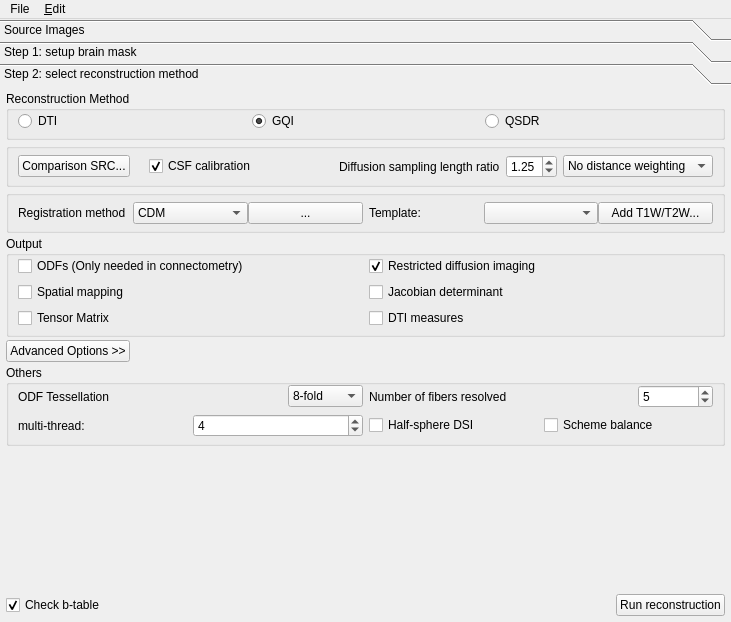
Before: the Qt Designer form reconstruction/reconstruction_window.ui in frankyeh/DSI-Studio, drawn with Qt 5.
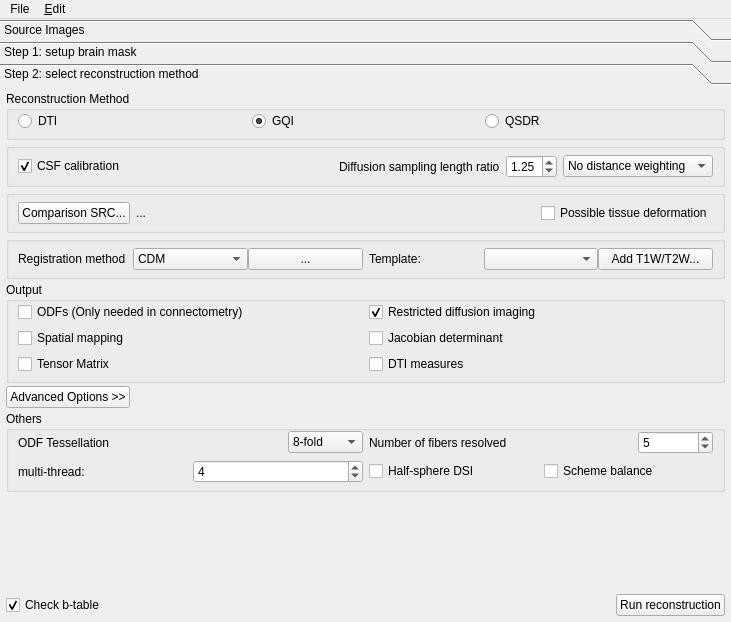
After: the same form once the commit is applied. Icons and pictures are not drawn.

Diff of the .ui file:
```diff
--- a/reconstruction/reconstruction_window.ui
+++ b/reconstruction/reconstruction_window.ui
@@ -577,26 +577,15 @@
         <item>
          <widget class="QGroupBox" name="GQIOption_2">
           <layout class="QHBoxLayout" name="GQIOption">
+           <property name="leftMargin">
+            <number>9</number>
+           </property>
            <property name="topMargin">
             <number>6</number>
            </property>
            <property name="bottomMargin">
             <number>6</number>
            </property>
-           <item>
-            <widget class="QPushButton" name="open_ddi_study_src">
-             <property name="text">
-              <string>Comparison SRC...</string>
-             </property>
-            </widget>
-           </item>
-           <item>
-            <widget class="QLabel" name="ddi_file">
-             <property name="text">
-              <string/>
-             </property>
-            </widget>
-           </item>
            <item>
             <widget class="QCheckBox" name="csf_calibration">
              <property name="text">
@@ -675,6 +664,55 @@
           </layout>
          </widget>
         </item>
+        <item>
+         <widget class="QGroupBox" name="DT_Option">
+          <property name="title">
+           <string/>
+          </property>
+          <layout class="QHBoxLayout" name="horizontalLayout">
+           <property name="topMargin">
+            <number>6</number>
+           </property>
+           <property name="bottomMargin">
+            <number>6</number>
+           </property>
+           <item>
+            <widget class="QPushButton" name="open_ddi_study_src">
+             <property name="text">
+              <string>Comparison SRC...</string>
+             </property>
+            </widget>
+           </item>
+           <item>
+            <widget class="QLabel" name="ddi_file">
+             <property name="text">
+              <string>...</string>
+             </property>
+            </widget>
+           </item>
+           <item>
+            <spacer name="horizontalSpacer_3">
+             <property name="orientation">
+              <enum>Qt::Horizontal</enum>
+             </property>
+             <property name="sizeHint" stdset="0">
+              <size>
+               <width>40</width>
+               <height>20</height>
+              </size>
+             </property>
+            </spacer>
+           </item>
+           <item>
+            <widget class="QCheckBox" name="dt_deform">
+             <property name="text">
+              <string>Possible tissue deformation</string>
+             </property>
+            </widget>
+           </item>
+          </layout>
+         </widget>
+        </item>
         <item>
          <widget class="QGroupBox" name="ResolutionBox">
           <property name="title">
```
